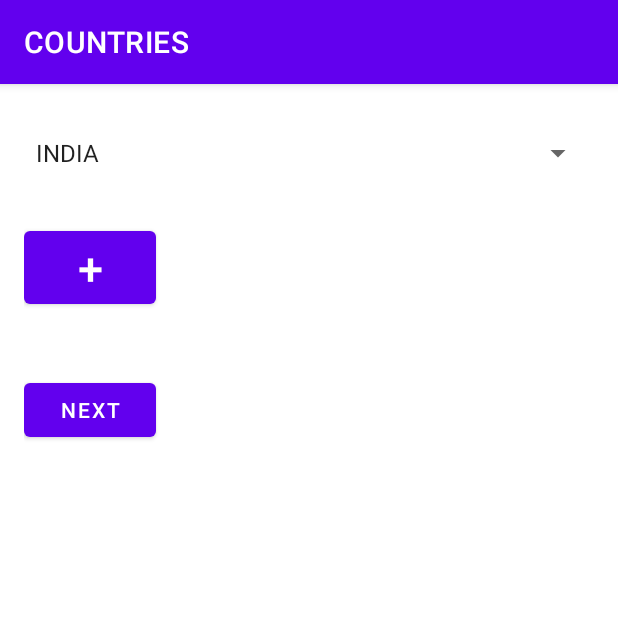
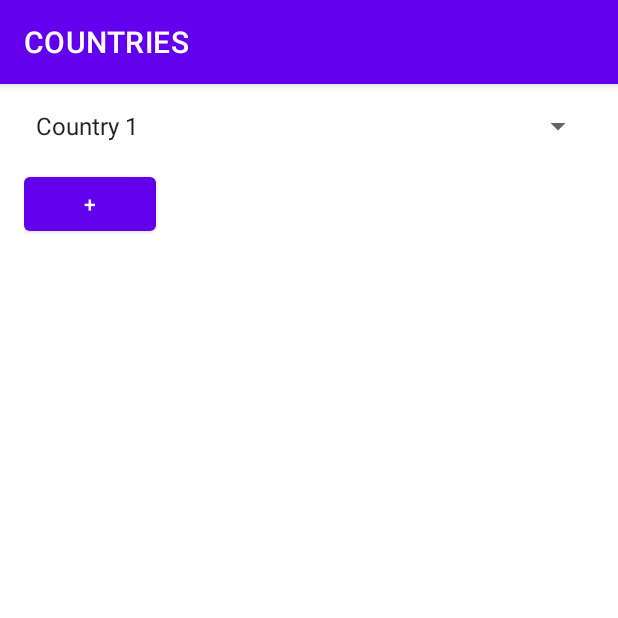
Before and after one commit to Baisalya/spinner, an Android app: the screen it shows after launch (MainActivity), on a phone screen of 412 x 824 dp, the top half of it. Run offline under Robolectric (Android 15) with nearby library versions, the phone set to English and light mode, and no system bars.

```diff
--- a/app/src/main/java/com/example/countries/MainActivity.java
+++ b/app/src/main/java/com/example/countries/MainActivity.java
@@ -1,110 +1,128 @@
 package com.example.countries;
 
-import android.content.Intent;
 import android.os.Bundle;
 import android.view.View;
 import android.widget.AdapterView;
 import android.widget.ArrayAdapter;
 import android.widget.Button;
+import android.widget.LinearLayout;
 import android.widget.Spinner;
-import android.widget.TextView;
 import android.widget.Toast;
 
 import androidx.appcompat.app.AppCompatActivity;
 
 import java.util.ArrayList;
-import java.util.Arrays;
 import java.util.List;
 
 public class MainActivity extends AppCompatActivity implements AdapterView.OnItemSelectedListener {
 
-    private Spinner spinner;
-    private Button button, nextpage;
-    private TextView textView;
+    private Spinner countrySpinner;
+    private Button addButton;
+    private LinearLayout spinnerContainer;
+
     private List<String> countries;
-    private int selectionsCount;
+    private List<String> selectedCountries;
 
     @Override
     protected void onCreate(Bundle savedInstanceState) {
         super.onCreate(savedInstanceState);
         setContentView(R.layout.activity_main);
 
-        spinner = findViewById(R.id.spinner);
-        button = findViewById(R.id.button);
-        textView = findViewById(R.id.textView);
-        nextpage=findViewById(R.id.nextpage);
-        nextpage.setOnClickListener(new View.OnClickListener() {
+        // Initialize lists
+        countries = new ArrayList<>();
+        selectedCountries = new ArrayList<>();
+
+        // Add country names
+        countries.add("Country 1");
+        countries.add("Country 2");
+        countries.add("Country 3");
+        countries.add("Country 4");
+        countries.add("Country 5");
+        countries.add("Country 6");
+        countries.add("Country 7");
+        countries.add("Country 8");
+        countries.add("Country 9");
+        countries.add("Country 10");
+
+        // Initialize views
+        countrySpinner = findViewById(R.id.countrySpinner);
+        addButton = findViewById(R.id.addButton);
+        spinnerContainer = findViewById(R.id.spinnerContainer);
+
+        // Set up adapter for country spinner
+        ArrayAdapter<String> countryAdapter = new ArrayAdapter<>(this, android.R.layout.simple_spinner_item, countries);
+        countryAdapter.setDropDownViewResource(android.R.layout.simple_spinner_dropdown_item);
+        countrySpinner.setAdapter(countryAdapter);
+        countrySpinner.setOnItemSelectedListener(this);
+
+        // Set up button click listener
+        addButton.setOnClickListener(new View.OnClickListener() {
             @Override
-            public void onClick(View view) {
-                Intent intent=new Intent(MainActivity.this, MainActivity2.class);
-                startActivity(intent);
-                finish();
+            public void onClick(View v) {
+                String selectedCountry = countrySpinner.getSelectedItem().toString();
+                selectedCountries.add(selectedCountry);
+                countries.remove(selectedCountry);
+
+                // Create new LinearLayout for the row
+                LinearLayout rowLayout = new LinearLayout(MainActivity.this);
+                rowLayout.setOrientation(LinearLayout.HORIZONTAL);
+
+                // Create new spinner for selected country
+                final Spinner selectedCountrySpinner = new Spinner(MainActivity.this);
+                ArrayAdapter<String> selectedCountryAdapter = new ArrayAdapter<>(MainActivity.this, android.R.layout.simple_spinner_item, selectedCountries);
+                selectedCountryAdapter.setDropDownViewResource(android.R.layout.simple_spinner_dropdown_item);
+                selectedCountrySpinner.setAdapter(selectedCountryAdapter);
+
+                // Set the selection of the new spinner
+                int selectionIndex = selectedCountries.indexOf(selectedCountry);
+                selectedCountrySpinner.setSelection(selectionIndex);
+
+                // Add the new spinner to the row layout
+                LinearLayout.LayoutParams spinnerParams = new LinearLayout.LayoutParams(0, LinearLayout.LayoutParams.WRAP_CONTENT, 1);
+                rowLayout.addView(selectedCountrySpinner, spinnerParams);
+
+                // Create remove button for the spinner
+                Button removeButton = new Button(MainActivity.this);
+                removeButton.setText("-");
+                removeButton.setOnClickListener(new View.OnClickListener() {
+                    @Override
+                    public void onClick(View v) {
+                        String removedCountry = selectedCountrySpinner.getSelectedItem().toString();
+                        selectedCountries.remove(removedCountry);
+                        countries.add(removedCountry);
+
+                        // Update first spinner adapter
+                        ArrayAdapter<String> countryAdapter = (ArrayAdapter<String>) countrySpinner.getAdapter();
+                        countryAdapter.notifyDataSetChanged();
+
+                        // Remove the row layout
+                        spinnerContainer.removeView(rowLayout);
+                    }
+                });
+
+                // Add the remove button to the row layout
+                LinearLayout.LayoutParams buttonParams = new LinearLayout.LayoutParams(LinearLayout.LayoutParams.WRAP_CONTENT, LinearLayout.LayoutParams.WRAP_CONTENT);
+                rowLayout.addView(removeButton, buttonParams);
+
+                // Add the row layout to the container
+                spinnerContainer.addView(rowLayout);
+
+                // Clear selection
+                countrySpinner.setSelection(0);
+
+                if (countries.isEmpty()) {
+                    addButton.setEnabled(false);
+                    Toast.makeText(MainActivity.this, "No countries available", Toast.LENGTH_SHORT).show();
+                }
             }
         });
-        // Initialize the countries list
-        countries = new ArrayList<>(Arrays.asList(
-                "INDIA", "Israel", "Afghanistan", "France",
-                "Bhutan", "Pakistan", "Japan", "Nepal",
-                "China", "UAE"
-        ));
 
-        // Create a custom adapter for the spinner
-        final ArrayAdapter<String> adapter = new ArrayAdapter<String>(this, android.R.layout.simple_spinner_item, countries) {
-            @Override
-            public int getCount() {
-                int count = super.getCount();
-                return selectionsCount >= 10 && count == 0 ? 1 : count;
-            }
 
-            @Override
-            public String getItem(int position) {
-                if (selectionsCount >= 10 && getCount() == 1) {
-                    return "No country available";
-                }
-                return super.getItem(position);
-            }
-        };
-
-        adapter.setDropDownViewResource(android.R.layout.simple_spinner_dropdown_item);
-        spinner.setAdapter(adapter);
-
-        // Set the OnItemSelectedListener for the spinner
-        spinner.setOnItemSelectedListener(this);
-
-        // Set the OnClickListener for the button
-        button.setOnClickListener(new View.OnClickListener() {
-            @Override
-            public void onClick(View v) {
-                removeSelectedCountry();
-            }
-        });
-    }
-
-    private void removeSelectedCountry() {
-        // Get the selected item from the spinner
-        String selectedCountry = spinner.getSelectedItem().toString();
-
-        // Remove the selected item from the list
-        countries.remove(selectedCountry);
-
-        // Increase the selections count
-        selectionsCount++;
-
-        // If it's the 10th selection, disable the button and show the result
-        if (selectionsCount == 10) {
-            button.setEnabled(false);
-            textView.setText(getString(R.string.no_countries_present));
-        }
-
-        // Notify the adapter that the data has changed
-        ((ArrayAdapter) spinner.getAdapter()).notifyDataSetChanged();
     }
 
     @Override
     public void onItemSelected(AdapterView<?> parent, View view, int position, long id) {
-        // Show a toast with the selected country
-        String selectedCountry = parent.getItemAtPosition(position).toString();
-        Toast.makeText(this, "Selected: " + selectedCountry, Toast.LENGTH_SHORT).show();
+        addButton.setEnabled(!countries.isEmpty());
     }
 
     @Override
--- a/app/src/main/res/layout/activity_main.xml
+++ b/app/src/main/res/layout/activity_main.xml
@@ -3,40 +3,29 @@
     xmlns:tools="http://schemas.android.com/tools"
     android:layout_width="match_parent"
     android:layout_height="match_parent"
-    android:paddingLeft="16dp"
-    android:paddingTop="16dp"
-    android:paddingRight="16dp"
-    android:paddingBottom="16dp"
+    android:padding="16dp"
     tools:context=".MainActivity">
 
     <Spinner
-        android:id="@+id/spinner"
+        android:id="@+id/countrySpinner"
         android:layout_width="match_parent"
-        android:layout_height="60dp"
-        android:layout_marginBottom="16dp" />
+        android:layout_height="wrap_content" />
 
     <Button
-        android:id="@+id/button"
+        android:id="@+id/addButton"
         android:layout_width="wrap_content"
         android:layout_height="wrap_content"
-        android:layout_below="@id/spinner"
+        android:layout_below="@id/countrySpinner"
+        android:layout_marginTop="16dp"
         android:text="+"
-        android:textSize="30dp"/>
+        android:enabled="false" />
 
-    <TextView
-        android:id="@+id/textView"
+    <LinearLayout
+        android:id="@+id/spinnerContainer"
         android:layout_width="match_parent"
         android:layout_height="wrap_content"
-        android:layout_below="@id/button"
+        android:layout_below="@id/addButton"
         android:layout_marginTop="16dp"
-        android:text=""
-        android:textAlignment="center"
-        android:textSize="18sp" />
-    <Button
-        android:id="@+id/nextpage"
-        android:layout_width="wrap_content"
-        android:layout_height="wrap_content"
-        android:layout_below="@+id/textView"
-        android:text="next"/>
+        android:orientation="vertical" />
 
 </RelativeLayout>
```
Also changed, not shown: app/src/main/java/com/example/countries/MainActivity2.java (+5 -5 lines), app/src/main/res/layout/activity_main2.xml (+17 -8 lines).
